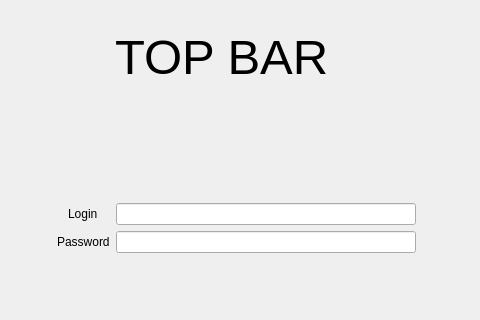
eguzki/penyamanager, file penyamanager/loginwindow.ui: the form before one commit; both pictures show x 166 to 646 and y 0 to 320 of the 800 by 600 pixel window.
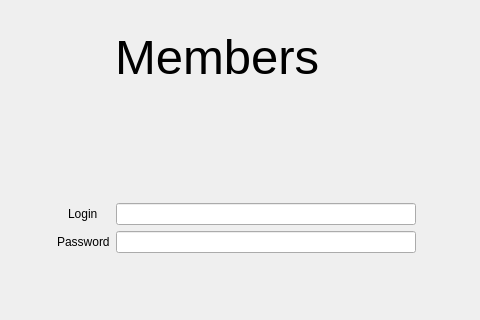
The form after the commit.

Commit message: [FEATURE] member authentication and authorization

What changed in the file:
```diff
--- a/penyamanager/loginwindow.ui
+++ b/penyamanager/loginwindow.ui
@@ -42,7 +42,7 @@
        <rect>
         <x>270</x>
         <y>20</y>
-        <width>211</width>
+        <width>251</width>
         <height>51</height>
        </rect>
       </property>
@@ -52,7 +52,7 @@
        </font>
       </property>
       <property name="text">
-       <string>TOP BAR</string>
+       <string>Members</string>
       </property>
      </widget>
     </widget>
```
Left out of the diff: 3 changed lines with no effect on the pictures. The commit also changes 22 other files.
